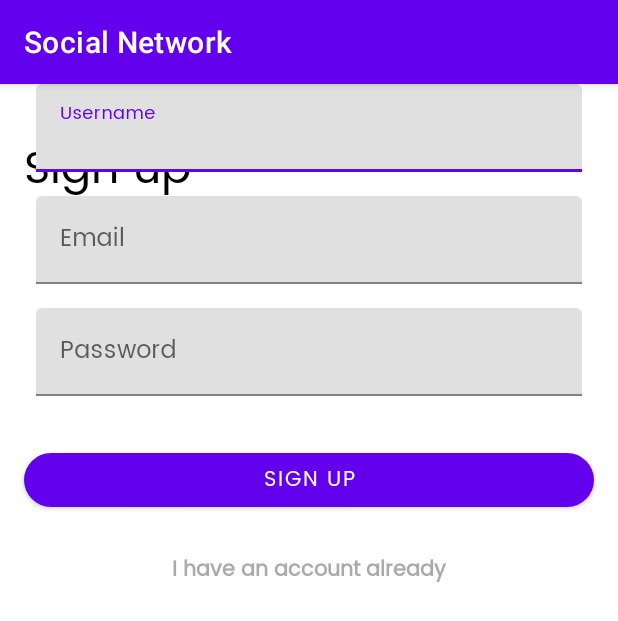
After one commit to mahdiabderraouf/social-network-app, an Android app: the SignUpActivity screen opened directly, with no data from a screen before it, on a phone screen of 412 x 824 dp. The commit adds this screen. Shown: the top 621 px of the screen. Run offline under Robolectric (Android 15) with nearby library versions, the phone set to English and light mode, and no system bars.

Commit message:
Login and register UI

```diff
--- a/app/src/main/AndroidManifest.xml
+++ b/app/src/main/AndroidManifest.xml
@@ -12,6 +12,8 @@
         android:supportsRtl="true"
         android:theme="@style/Theme.SocialNetwork">
         <activity android:name=".posts.PostsActivity" />
+        <activity android:name=".authentication.SignInActivity" />
+        <activity android:name=".authentication.SignUpActivity" />
         <activity android:name=".MainActivity">
             <intent-filter>
                 <action android:name="android.intent.action.MAIN" />
--- a/app/src/main/java/fr/isen/mahdi/socialnetwork/MainActivity.kt
+++ b/app/src/main/java/fr/isen/mahdi/socialnetwork/MainActivity.kt
@@ -3,6 +3,8 @@ package fr.isen.mahdi.socialnetwork
 import android.content.Intent
 import android.os.Bundle
 import androidx.appcompat.app.AppCompatActivity
+import fr.isen.mahdi.socialnetwork.authentication.SignInActivity
+import fr.isen.mahdi.socialnetwork.authentication.SignUpActivity
 import fr.isen.mahdi.socialnetwork.databinding.ActivityMainBinding
 import fr.isen.mahdi.socialnetwork.posts.PostsActivity
 
--- /dev/null
+++ b/app/src/main/java/fr/isen/mahdi/socialnetwork/authentication/SignUpActivity.kt
@@ -0,0 +1,56 @@
+package fr.isen.mahdi.socialnetwork.authentication
+
+import android.app.Activity
+import android.content.Context
+import android.content.Intent
+import android.os.Bundle
+import android.widget.Toast
+import androidx.appcompat.app.AppCompatActivity
+import fr.isen.mahdi.socialnetwork.databinding.ActivitySignupBinding
+import fr.isen.mahdi.socialnetwork.network.User
+
+class SignUpActivity : AppCompatActivity() {
+    private lateinit var binding: ActivitySignupBinding
+    override fun onCreate(savedInstanceState: Bundle?) {
+        super.onCreate(savedInstanceState)
+        binding = ActivitySignupBinding.inflate(layoutInflater)
+        setContentView(binding.root)
+
+        binding.btnSignIn.setOnClickListener {
+            if (verifyInformations()) {
+                launchRequest()
+            } else {
+                Toast.makeText(this, "Remplir tous les champs", Toast.LENGTH_LONG).show()
+            }
+        }
+
+        binding.btnSignIn.setOnClickListener {
+            val intent = Intent(this, SignInActivity::class.java)
+            startActivityForResult(intent, REQUEST_CODE)
+        }
+    }
+
+    private fun launchRequest() {
+        // todo
+    }
+
+    private fun verifyInformations(): Boolean {
+        return (binding.email.text?.isNotEmpty() == true &&
+                binding.username.text?.isNotEmpty() == true &&
+                binding.password.text?.count() ?: 0 >= 6)
+    }
+
+    override fun onActivityResult(requestCode: Int, resultCode: Int, data: Intent?) {
+        super.onActivityResult(requestCode, resultCode, data)
+        if (requestCode == REQUEST_CODE) {
+            setResult(Activity.RESULT_FIRST_USER)
+            finish()
+        }
+    }
+
+    companion object {
+        const val REQUEST_CODE = 111
+        const val ID_USER = "ID_USER"
+        const val USER_PREFERENCES_NAME = "USER_PREFERENCES_NAME"
+    }
+}
--- /dev/null
+++ b/app/src/main/java/fr/isen/mahdi/socialnetwork/network/User.kt
@@ -0,0 +1,5 @@
+package fr.isen.mahdi.socialnetwork.network
+
+class User {
+
+}
--- /dev/null
+++ b/app/src/main/res/layout/activity_signup.xml
@@ -0,0 +1,113 @@
+<?xml version="1.0" encoding="utf-8"?>
+<androidx.constraintlayout.widget.ConstraintLayout xmlns:android="http://schemas.android.com/apk/res/android"
+    xmlns:app="http://schemas.android.com/apk/res-auto"
+    xmlns:tools="http://schemas.android.com/tools"
+    android:layout_width="match_parent"
+    android:layout_height="match_parent"
+    tools:context=".authentication.SignUpActivity">
+
+    <TextView
+        android:id="@+id/signUp"
+        android:layout_width="0dp"
+        android:layout_height="wrap_content"
+        android:layout_marginStart="16dp"
+        android:layout_marginTop="32dp"
+        android:layout_marginEnd="16dp"
+        android:fontFamily="@font/poppins"
+        android:text="@string/sign_up"
+        android:textColor="@color/black"
+        android:textSize="30sp"
+        app:layout_constraintEnd_toEndOf="parent"
+        app:layout_constraintStart_toStartOf="parent"
+        app:layout_constraintTop_toTopOf="parent" />
+
+    <Button
+        android:id="@+id/btnSignUp"
+        android:layout_width="0dp"
+        android:layout_height="48dp"
+        android:layout_marginStart="16dp"
+        android:layout_marginTop="32dp"
+        android:layout_marginEnd="16dp"
+        android:fontFamily="@font/poppins"
+        android:text="@string/sign_up"
+        app:cornerRadius="24dp"
+        app:layout_constraintEnd_toEndOf="parent"
+        app:layout_constraintStart_toStartOf="parent"
+        app:layout_constraintTop_toBottomOf="@+id/passwordInputLayout" />
+
+    <com.google.android.material.textfield.TextInputLayout
+        android:id="@+id/usernameInputLayout"
+        android:layout_width="match_parent"
+        android:layout_height="wrap_content"
+        android:layout_marginStart="24dp"
+        android:layout_marginEnd="24dp"
+        app:layout_constraintEnd_toEndOf="parent"
+        app:layout_constraintStart_toStartOf="parent"
+        tools:layout_editor_absoluteY="110dp">
+
+        <com.google.android.material.textfield.TextInputEditText
+            android:id="@+id/username"
+            android:layout_width="match_parent"
+            android:layout_height="wrap_content"
+            android:fontFamily="@font/poppins"
+            android:hint="@string/username"
+            android:textColor="@android:color/darker_gray" />
+    </com.google.android.material.textfield.TextInputLayout>
+
+    <com.google.android.material.textfield.TextInputLayout
+        android:id="@+id/emailInputLayout"
+        android:layout_width="match_parent"
+        android:layout_height="wrap_content"
+        android:layout_marginStart="24dp"
+        android:layout_marginTop="16dp"
+        android:layout_marginEnd="24dp"
+        app:layout_constraintEnd_toEndOf="parent"
+        app:layout_constraintStart_toStartOf="parent"
+        app:layout_constraintTop_toBottomOf="@+id/usernameInputLayout">
+
+        <com.google.android.material.textfield.TextInputEditText
+            android:id="@+id/email"
+            android:layout_width="match_parent"
+            android:layout_height="wrap_content"
+            android:fontFamily="@font/poppins"
+            android:hint="@string/email"
+            android:inputType="textWebEmailAddress"
+            android:textColor="@android:color/darker_gray" />
+    </com.google.android.material.textfield.TextInputLayout>
+
+    <com.google.android.material.textfield.TextInputLayout
+        android:id="@+id/passwordInputLayout"
+        android:layout_width="match_parent"
+        android:layout_height="wrap_content"
+        android:layout_marginStart="24dp"
+        android:layout_marginTop="16dp"
+        android:layout_marginEnd="24dp"
+        app:layout_constraintEnd_toEndOf="parent"
+        app:layout_constraintStart_toStartOf="parent"
+        app:layout_constraintTop_toBottomOf="@+id/emailInputLayout">
+
+        <com.google.android.material.textfield.TextInputEditText
+            android:id="@+id/password"
+            android:layout_width="match_parent"
+            android:layout_height="wrap_content"
+            android:fontFamily="@font/poppins"
+            android:hint="@string/password"
+            android:textColor="@android:color/darker_gray" />
+    </com.google.android.material.textfield.TextInputLayout>
+
+    <TextView
+        android:id="@+id/btnSignIn"
+        android:layout_width="wrap_content"
+        android:layout_height="wrap_content"
+        android:layout_marginStart="16dp"
+        android:layout_marginTop="24dp"
+        android:layout_marginEnd="16dp"
+        android:fontFamily="@font/poppins"
+        android:text="@string/i_have_an_account"
+        android:textColor="@android:color/darker_gray"
+        android:textStyle="bold"
+        app:layout_constraintEnd_toEndOf="parent"
+        app:layout_constraintStart_toStartOf="parent"
+        app:layout_constraintTop_toBottomOf="@+id/btnSignUp" />
+
+</androidx.constraintlayout.widget.ConstraintLayout>
--- a/app/src/main/res/values/strings.xml
+++ b/app/src/main/res/values/strings.xml
@@ -3,4 +3,11 @@
     <string name="post_title">Post title</string>
     <string name="like">Like</string>
     <string name="comment">Comment</string>
+    <string name="password">Password</string>
+    <string name="username">Username</string>
+    <string name="email">Email</string>
+    <string name="sign_up">Sign up</string>
+    <string name="sign_in">Sign in</string>
+    <string name="i_have_an_account">I have an account already</string>
+    <string name="create_account">New user ? create account</string>
 </resources>
```
Also changed, not shown: app/src/main/java/fr/isen/mahdi/socialnetwork/authentication/SignInActivity.kt (added, +32 -0 lines), app/src/main/java/fr/isen/mahdi/socialnetwork/network/NetworkConstant.kt (added, +14 -0 lines), app/src/main/res/layout/activity_signin.xml (added, +94 -0 lines).
